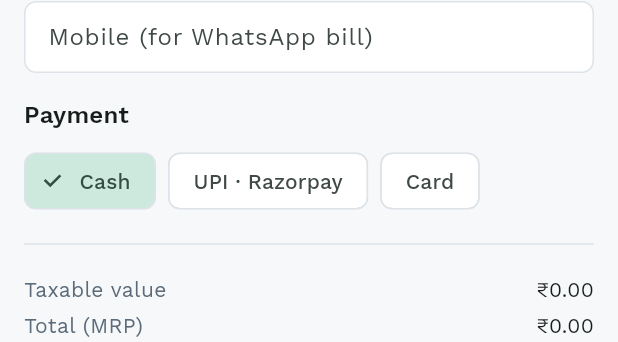
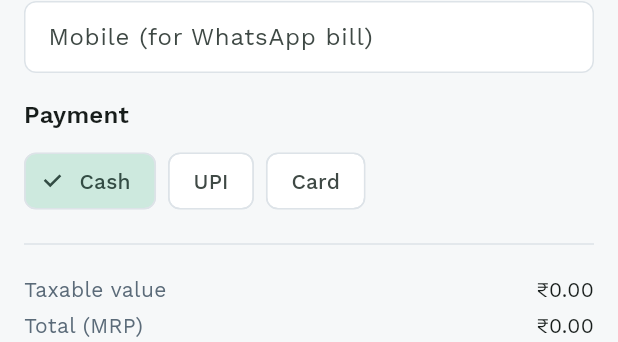
Before and after one commit to Framework7000/Medbills, a Flutter app: the _CheckoutPanel widget shown alone on an empty page, opened directly with empty values, on a phone screen of 412 x 824 dp. Shown: the part 155-497 px from the top of the screen. Run offline on Flutter 3.47's test engine with Material 3 defaults, Android fonts, the phone set to English and light mode, and no system bars; our stand-ins replace cloud_firestore, firebase_auth, firebase_core, flutter_riverpod, image_picker, pdf and 2 more; missing offline and left inert: dart:js_interop, google_mlkit_text_recognition, mobile_scanner; accounts and stored records are empty.

Commit message:
Revert UPI label to plain "UPI" — nothing is wired to Razorpay
The "UPI · Razorpay" label suggested a real integration that doesn't
exist. Owner caught this; reverted to the plain label until Razorpay is
actually built (needs the owner's account/API keys, not yet provided).

Co-Authored-By: Claude Sonnet 5 <noreply@anthropic.com>

```diff
--- a/lib/presentation/billing/billing_screen.dart
+++ b/lib/presentation/billing/billing_screen.dart
@@ -766,11 +766,7 @@ class _CheckoutPanelState extends ConsumerState<_CheckoutPanel> {
         Wrap(spacing: Space.s, runSpacing: Space.s, children: [
           for (final mode in PaymentMode.values.where((m) => udhaarEnabled || m != PaymentMode.credit))
             ChoiceChip(
-              label: Text(switch (mode) {
-                PaymentMode.credit => 'Udhaar',
-                PaymentMode.upi => 'UPI · Razorpay',
-                _ => mode.label,
-              }),
+              label: Text(mode == PaymentMode.credit ? 'Udhaar' : mode.label),
               selected: cart.paymentMode == mode,
               onSelected: (_) => notifier.setPaymentMode(mode),
             ),
```
Also changed, not shown: 1 other file.
